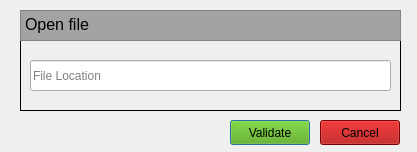
This is Affichage/Sources/loadwindow.ui in Samy206/Evaluation_vectorielle as Qt 5 draws it before an edit. The edited form follows.
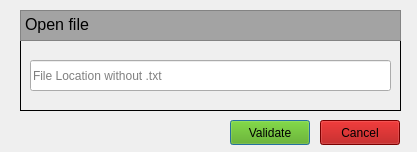
This is the edited form.

What changed in the file:
```diff
--- a/Affichage/Sources/loadwindow.ui
+++ b/Affichage/Sources/loadwindow.ui
@@ -59,7 +59,7 @@
      <bool>true</bool>
     </property>
     <property name="placeholderText">
-     <string>File Location</string>
+     <string>File Location without .txt</string>
     </property>
     <property name="clearButtonEnabled">
      <bool>false</bool>
```
Left out of the diff: 2 changed lines with no effect on the pictures.
